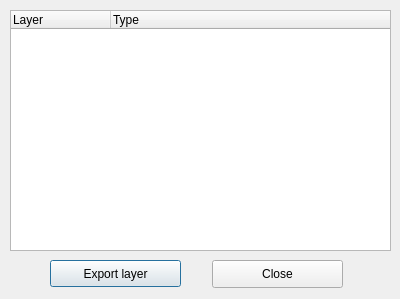
Qt form dlg_importLayer.ui (LESPROJEKT/qgis-layman-plugin) before a commit.
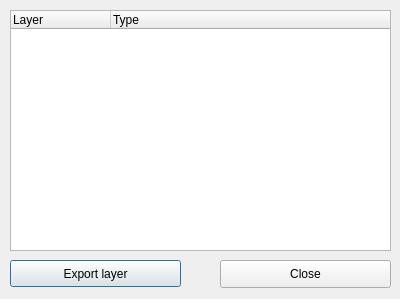
The same form after that commit.

The edit to the form file:
```diff
--- a/dlg_importLayer.ui
+++ b/dlg_importLayer.ui
@@ -47,9 +47,9 @@
   <widget class="QPushButton" name="pushButton">
    <property name="geometry">
     <rect>
-     <x>50</x>
+     <x>10</x>
      <y>260</y>
-     <width>131</width>
+     <width>171</width>
      <height>27</height>
     </rect>
    </property>
@@ -60,9 +60,9 @@
   <widget class="QPushButton" name="pushButton_close">
    <property name="geometry">
     <rect>
-     <x>212</x>
+     <x>220</x>
      <y>260</y>
-     <width>131</width>
+     <width>171</width>
      <height>28</height>
     </rect>
    </property>
```
